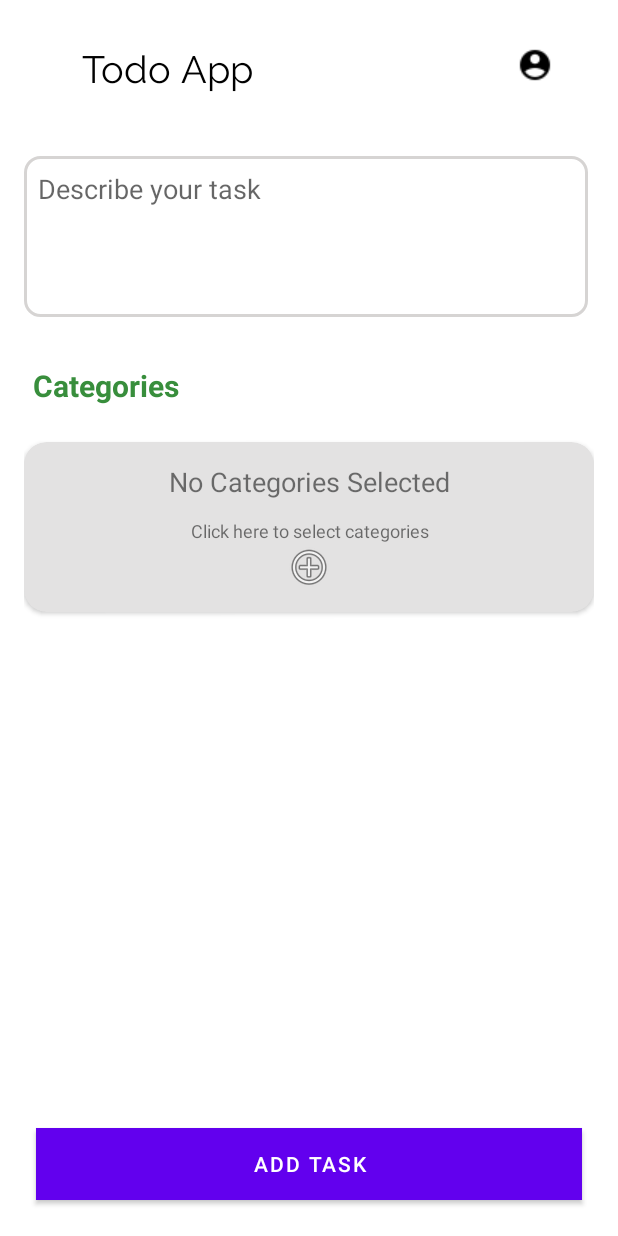
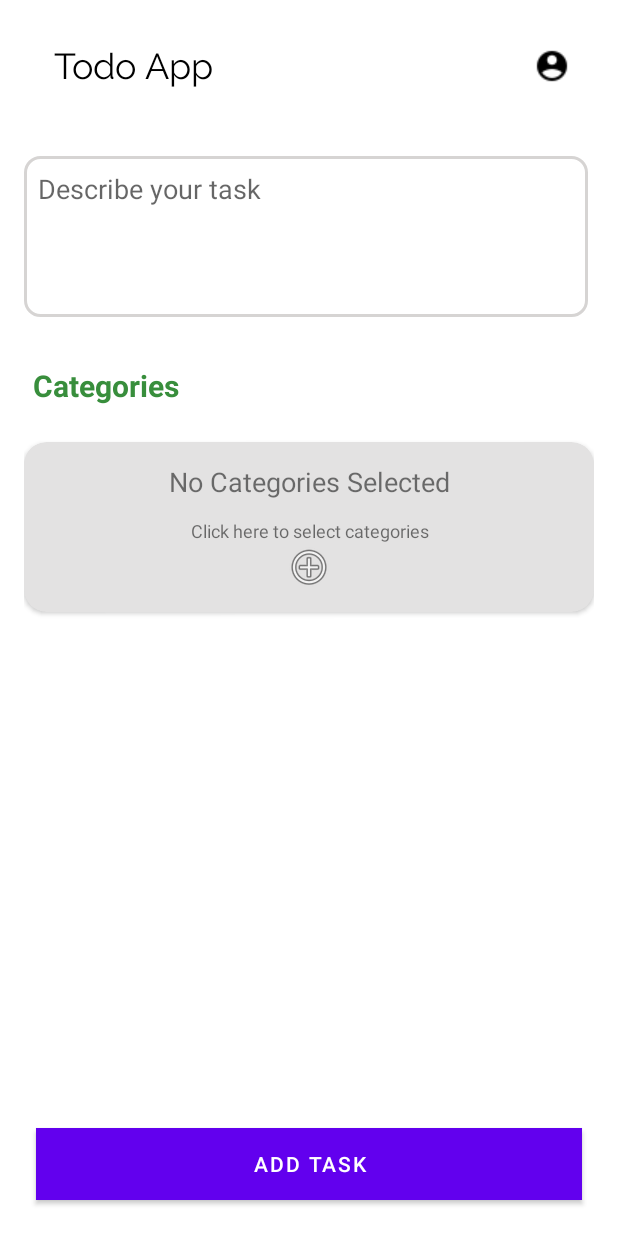
Before and after one commit to akshaykumar04/todo-app, an Android app: the screen it shows after launch (AddOrEditTaskActivity), after a tap on "Add New Task", on a phone screen of 412 x 824 dp. Run offline under Robolectric (Android 15) with nearby library versions, the phone set to English and light mode, and no system bars; our stand-ins replace Firebase (no records; nobody signed in at launch, a user with empty details on screens opened directly), data binding.

Commit message:
fixed toolbar

```diff
--- a/app/src/main/res/layout/act_bar.xml
+++ b/app/src/main/res/layout/act_bar.xml
@@ -1,51 +1,43 @@
 <?xml version="1.0" encoding="utf-8"?>
 <androidx.appcompat.widget.Toolbar xmlns:android="http://schemas.android.com/apk/res/android"
+    xmlns:app="http://schemas.android.com/apk/res-auto"
     xmlns:tools="http://schemas.android.com/tools"
     android:id="@+id/toolbar"
     android:layout_width="match_parent"
-    android:layout_height="?attr/actionBarSize"
-    android:theme="@style/ThemeOverlay.AppCompat.Dark">
+    android:padding="4dp"
+    android:layout_height="?attr/actionBarSize">
 
-    <RelativeLayout
+    <androidx.constraintlayout.widget.ConstraintLayout
         android:layout_width="match_parent"
         android:layout_height="match_parent"
         android:background="@color/toolbar_background">
 
         <TextView
-            android:layout_width="207dp"
+            android:layout_width="wrap_content"
             android:layout_height="wrap_content"
-            android:layout_alignParentStart="true"
-            android:layout_alignParentLeft="true"
-            android:layout_alignParentBottom="true"
-            android:layout_marginStart="17dp"
-            android:layout_marginLeft="17dp"
-            android:layout_marginEnd="117dp"
-            android:layout_marginRight="117dp"
-            android:layout_marginBottom="5dp"
-            android:layout_toStartOf="@+id/profile_toolbar"
             android:layout_toLeftOf="@+id/profile_toolbar"
-            android:layout_weight="9"
             android:fontFamily="@font/raleway"
-            android:padding="5dp"
+            android:gravity="center_vertical"
+            android:padding="4dp"
             android:text="@string/app_name"
             android:textColor="#000000"
-            android:textSize="25sp" />
+            android:textSize="24sp"
+            app:layout_constraintBottom_toBottomOf="parent"
+            app:layout_constraintStart_toStartOf="parent"
+            app:layout_constraintTop_toTopOf="parent" />
 
         <ImageButton
             android:id="@+id/profile_toolbar"
             android:layout_width="wrap_content"
-            android:layout_height="match_parent"
-            android:layout_alignParentEnd="true"
-            android:layout_alignParentRight="true"
-            android:layout_alignParentBottom="true"
-            android:layout_gravity="right"
-            android:layout_marginEnd="27dp"
-            android:layout_marginRight="27dp"
-            android:layout_marginBottom="1dp"
-            android:layout_weight="1"
+            android:layout_height="wrap_content"
+            android:layout_marginEnd="16dp"
+            android:layout_marginRight="16dp"
             android:background="@color/toolbar_background"
-            android:src="@drawable/profile_tool" />
-    </RelativeLayout>
+            android:src="@drawable/profile_tool"
+            app:layout_constraintBottom_toBottomOf="parent"
+            app:layout_constraintEnd_toEndOf="parent"
+            app:layout_constraintTop_toTopOf="parent" />
+    </androidx.constraintlayout.widget.ConstraintLayout>
 
 
 </androidx.appcompat.widget.Toolbar>
```
